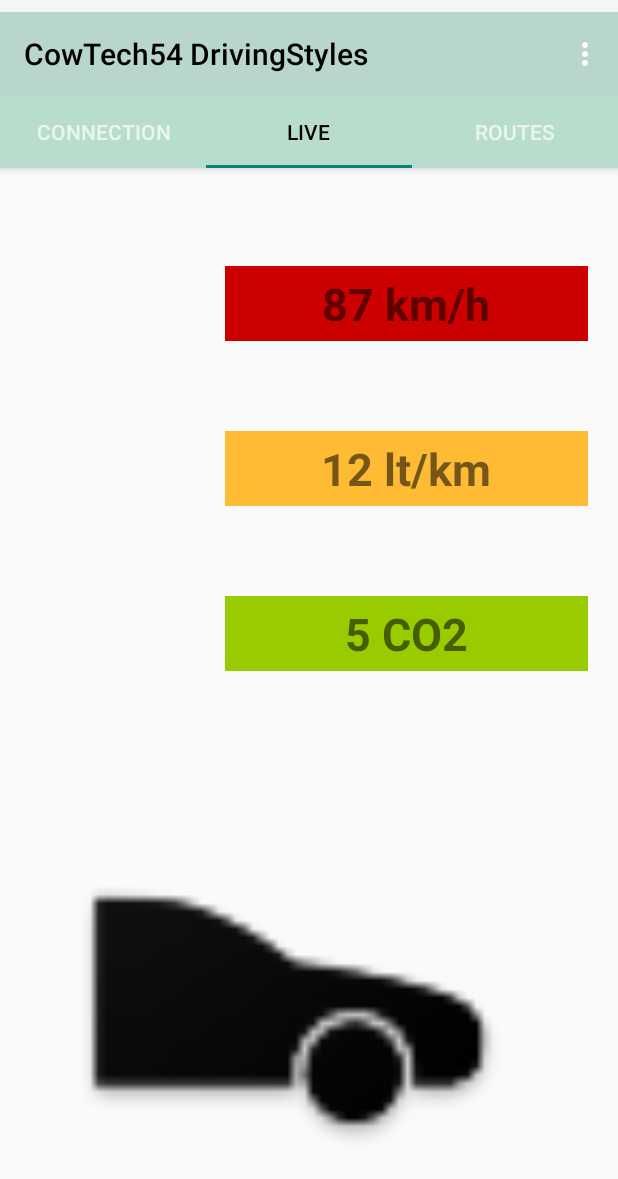
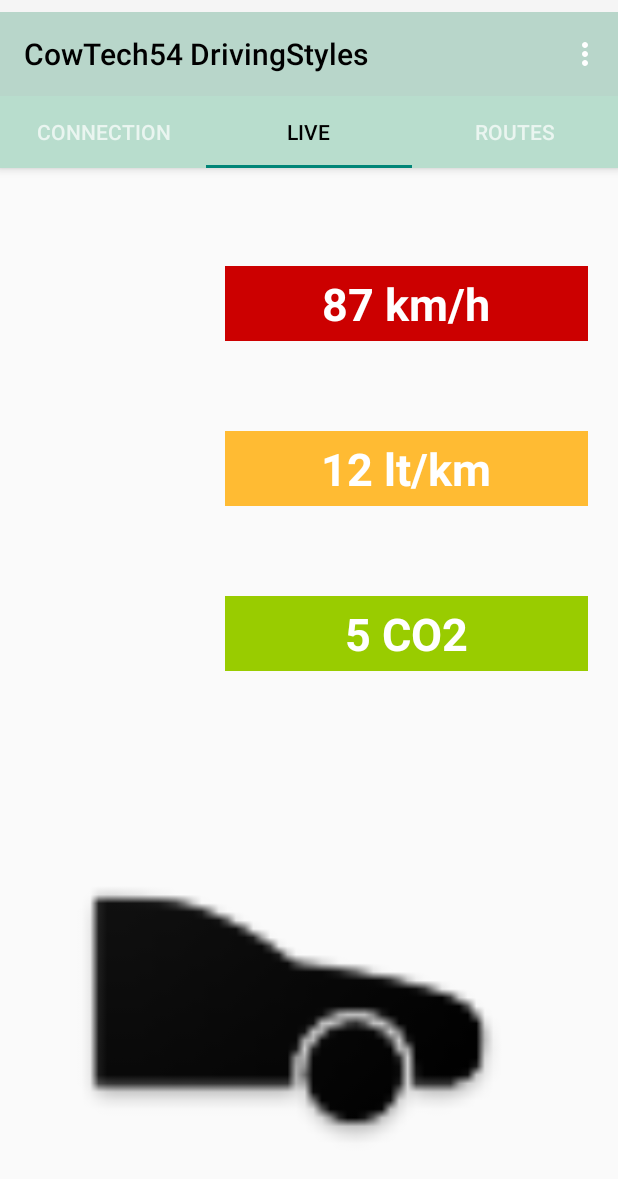
Before and after one commit to AdanSzHa/PaInt, an Android app: the CowTabFragment1 screen opened directly, with no data from a screen before it, tab 2 chosen, on a phone screen of 412 x 824 dp. Shown: the top 1179 px of the screen. Run offline under Robolectric (Android 15) with nearby library versions, the phone set to English and light mode, and no system bars; our stand-ins replace Picasso, RxJava; libraries missing offline, so code that uses them is left out: com.facebook, com.mikepenz.google_material_typeface_library, com.mikepenz.materialdrawer, com.mikepenz.materialize, org.apache.poi; pictures from the network do not load; 15 statements that could not run were skipped.

Commit message:
Comila Cambios

```diff
--- a/app/src/main/java/com/adans/app_10/Cowtech54/CowTabFragment2.java
+++ b/app/src/main/java/com/adans/app_10/Cowtech54/CowTabFragment2.java
@@ -1,8 +1,11 @@
 package com.adans.app_10.Cowtech54;
 
+import android.content.ComponentName;
 import android.content.Context;
+import android.content.ServiceConnection;
 import android.net.Uri;
 import android.os.Bundle;
+import android.os.IBinder;
 import android.support.v4.app.Fragment;
 import android.view.LayoutInflater;
 import android.view.View;
@@ -23,6 +26,11 @@ public class CowTabFragment2 extends Fragment {
     // the fragment initialization parameters, e.g. ARG_ITEM_NUMBER
     private static final String ARG_PARAM1 = "param1";
     private static final String ARG_PARAM2 = "param2";
+
+    CowService cowService2;
+    CowService.CowBinder cowBinder2;
+
+
 
     // TODO: Rename and change types of parameters
     private String mParam1;
@@ -58,8 +66,33 @@ public class CowTabFragment2 extends Fragment {
         if (getArguments() != null) {
             mParam1 = getArguments().getString(ARG_PARAM1);
             mParam2 = getArguments().getString(ARG_PARAM2);
+
         }
+
     }
+
+
+    protected ServiceConnection CowServerConn = new ServiceConnection() {
+        @Override
+        public void onServiceConnected(ComponentName name, IBinder service) {
+
+            CowService.CowBinder binder2 = (CowService.CowBinder) service;
+            cowService2 = binder2.getService();
+
+
+        }
+
+        @Override
+        public void onServiceDisconnected(ComponentName name) {
+
+        }
+
+        @Override
+        public void onBindingDied(ComponentName name) {
+
+        }
+
+    };
 
     @Override
     public View onCreateView(LayoutInflater inflater, ViewGroup container,
@@ -106,5 +139,4 @@ public class CowTabFragment2 extends Fragment {
         // TODO: Update argument type and name
         void onFragmentInteraction(Uri uri);
     }
-
 }
--- a/app/src/main/res/layout/fragment_cow_tab2.xml
+++ b/app/src/main/res/layout/fragment_cow_tab2.xml
@@ -23,10 +23,11 @@
 
 
         <TextView
-            android:id="@+id/speedTxtTab2"
+            android:id="@+id/tvPerfilFrac"
             android:layout_width="fill_parent"
             android:layout_height="50dp"
             android:layout_marginTop="60dp"
+            android:textColor="@color/white"
             android:layout_weight="1"
             android:background="@android:color/holo_red_dark"
             android:gravity="center_vertical"
@@ -36,10 +37,10 @@
             android:textStyle="bold"></TextView>
 
         <TextView
-            android:id="@+id/consumptionTxtTab2"
+            android:id="@+id/tvConsumoFrac"
             android:layout_width="fill_parent"
             android:layout_height="50dp"
-            android:layout_below="@id/speedTxtTab2"
+            android:layout_below="@id/tvPerfilFrac"
             android:layout_marginTop="60dp"
             android:layout_weight="1"
             android:background="@android:color/holo_orange_light"
@@ -47,13 +48,15 @@
             android:text="12 lt/km"
             android:textAlignment="center"
             android:textSize="30sp"
+            android:textColor="@color/white"
             android:textStyle="bold"></TextView>
 
         <TextView
-            android:id="@+id/emisionsTxtTab2"
+            android:id="@+id/tvEmisFrac"
             android:layout_width="fill_parent"
+            android:textColor="@color/white"
             android:layout_height="50dp"
-            android:layout_below="@id/consumptionTxtTab2"
+            android:layout_below="@id/tvConsumoFrac"
             android:layout_marginTop="60dp"
             android:layout_weight="1"
             android:background="@android:color/holo_green_light"
```
Also changed, not shown: app/src/main/java/com/adans/app_10/Cowtech54/CowService.java (+24 -2 lines).
